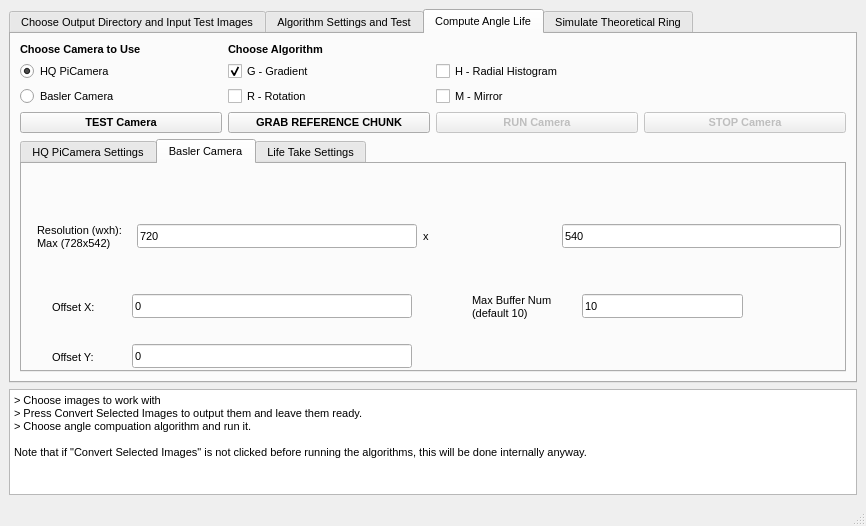
Oiangu9/Conical_Refraction_Polarimeter, file GUI/Design.ui: the form before one commit.
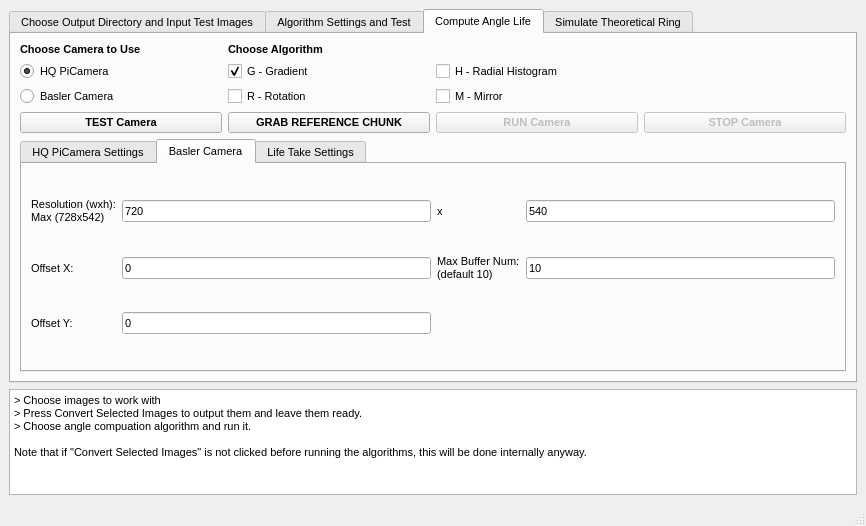
The form after the commit. The open tabs and pages were chosen to show the change.

Commit message: Now yes! xD

```diff
--- a/GUI/Design.ui
+++ b/GUI/Design.ui
@@ -2240,138 +2240,80 @@
            <attribute name="title">
             <string>Basler Camera</string>
            </attribute>
+           <layout class="QGridLayout" name="gridLayout_21">
+            <item row="0" column="0">
            <widget class="QLabel" name="label_67">
-            <property name="geometry">
-             <rect>
-              <x>15</x>
-              <y>57</y>
-              <width>94</width>
-              <height>31</height>
-             </rect>
-            </property>
             <property name="text">
              <string>Resolution (wxh):
 Max (728x542)</string>
             </property>
            </widget>
+            </item>
+            <item row="0" column="1">
            <widget class="QLineEdit" name="basler_w">
-            <property name="geometry">
-             <rect>
-              <x>115</x>
-              <y>60</y>
-              <width>280</width>
-              <height>24</height>
-             </rect>
-            </property>
             <property name="text">
              <string>720</string>
             </property>
            </widget>
+            </item>
+            <item row="0" column="2">
            <widget class="QLabel" name="label_102">
-            <property name="geometry">
-             <rect>
-              <x>401</x>
-              <y>57</y>
-              <width>133</width>
-              <height>31</height>
-             </rect>
-            </property>
             <property name="text">
              <string>x</string>
             </property>
            </widget>
+            </item>
+            <item row="0" column="3">
            <widget class="QLineEdit" name="basler_h">
-            <property name="geometry">
-             <rect>
-              <x>540</x>
-              <y>60</y>
-              <width>279</width>
-              <height>24</height>
-             </rect>
-            </property>
             <property name="text">
              <string>540</string>
             </property>
            </widget>
+            </item>
+            <item row="1" column="0">
            <widget class="QLabel" name="label_103">
-            <property name="geometry">
-             <rect>
-              <x>30</x>
-              <y>130</y>
-              <width>80</width>
-              <height>26</height>
-             </rect>
-            </property>
             <property name="text">
              <string>Offset X:</string>
             </property>
            </widget>
-           <widget class="QLabel" name="label_104">
-            <property name="geometry">
-             <rect>
-              <x>30</x>
-              <y>180</y>
-              <width>80</width>
-              <height>26</height>
-             </rect>
-            </property>
-            <property name="text">
-             <string>Offset Y:</string>
-            </property>
-           </widget>
+            </item>
+            <item row="1" column="1">
            <widget class="QLineEdit" name="offsetx">
-            <property name="geometry">
-             <rect>
-              <x>110</x>
-              <y>130</y>
-              <width>280</width>
-              <height>24</height>
-             </rect>
-            </property>
             <property name="text">
              <string>0</string>
             </property>
            </widget>
-           <widget class="QLineEdit" name="offsety">
-            <property name="geometry">
-             <rect>
-              <x>110</x>
-              <y>180</y>
-              <width>280</width>
-              <height>24</height>
-             </rect>
-            </property>
-            <property name="text">
-             <string>0</string>
-            </property>
-           </widget>
+            </item>
+            <item row="1" column="2">
            <widget class="QLabel" name="label_105">
-            <property name="geometry">
-             <rect>
-              <x>450</x>
-              <y>130</y>
-              <width>80</width>
-              <height>26</height>
-             </rect>
-            </property>
             <property name="text">
              <string>Max Buffer Num:
 (default 10)</string>
             </property>
            </widget>
+            </item>
+            <item row="1" column="3">
            <widget class="QLineEdit" name="max_buffer_num">
-            <property name="geometry">
-             <rect>
-              <x>560</x>
-              <y>130</y>
-              <width>161</width>
-              <height>24</height>
-             </rect>
-            </property>
             <property name="text">
              <string>10</string>
             </property>
            </widget>
+            </item>
+            <item row="2" column="0">
+             <widget class="QLabel" name="label_104">
+              <property name="text">
+               <string>Offset Y:</string>
+              </property>
+             </widget>
+            </item>
+            <item row="2" column="1">
+             <widget class="QLineEdit" name="offsety">
+              <property name="text">
+               <string>0</string>
+              </property>
+             </widget>
+            </item>
+           </layout>
           </widget>
           <widget class="QWidget" name="tab_11">
            <attribute name="title">
```
Left out of the diff: 26 changed lines with no effect on the pictures. Lines whose indentation alone changed are shown as unchanged. The commit also changes 2 other files.
